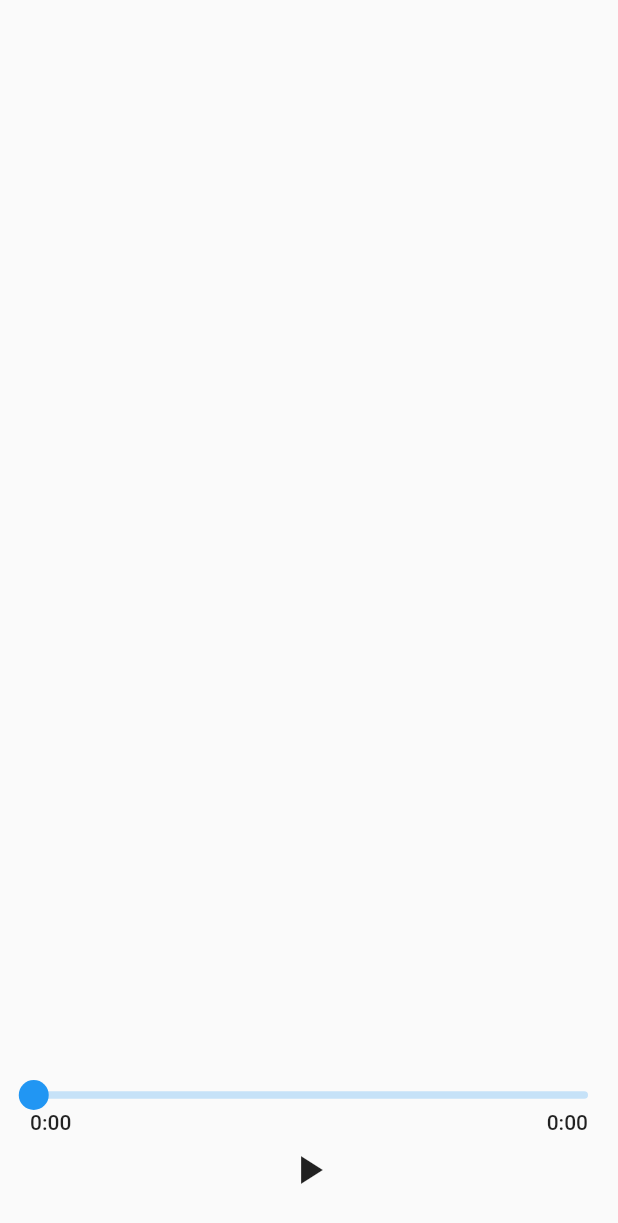
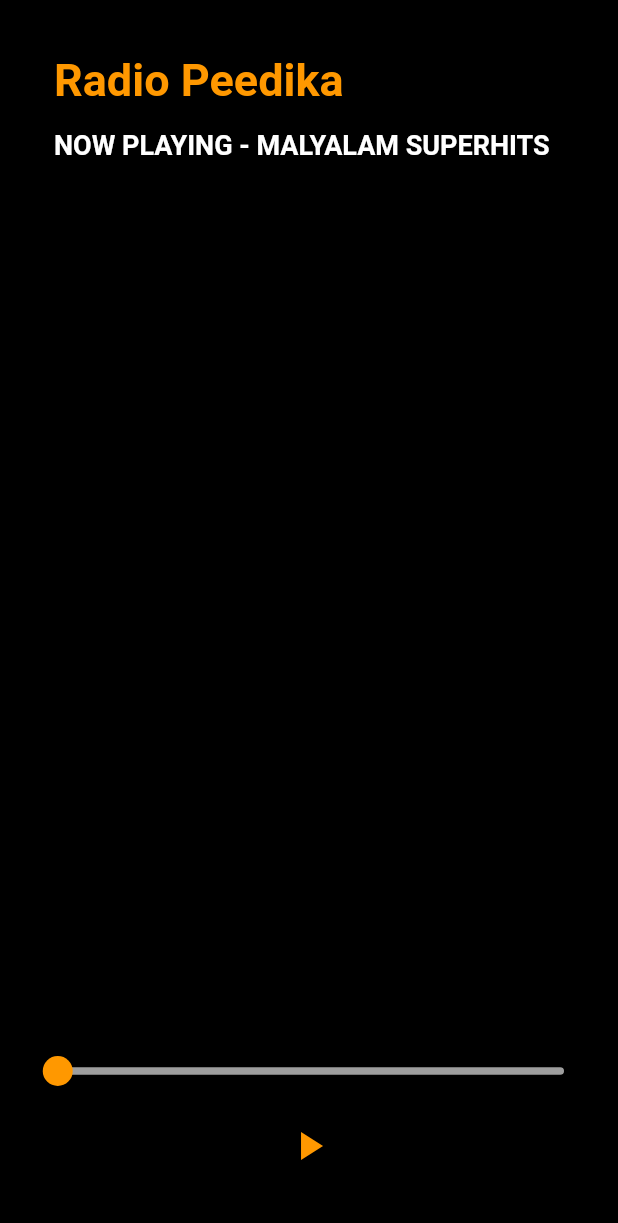
Before and after one commit to manukv/RadioPeedika, a Flutter app: the screen it shows after launch, after a tap on the "play arrow" icon, on a phone screen of 412 x 824 dp. Shown: the top 1223 px of the screen. Run offline on Flutter 3.47's test engine with Material 2 defaults, Android fonts, the phone set to English and light mode, and no system bars; drawn by our look-alikes of audio_video_progress_bar; our stand-ins replace just_audio.

Commit message:
demo done

```diff
--- /dev/null
+++ b/lib/home.dart
@@ -0,0 +1,113 @@
+import 'package:audio_video_progress_bar/audio_video_progress_bar.dart';
+import 'package:flutter/material.dart';
+import 'package:streaming_audio_flutter_demo/splash.dart';
+import 'page_manager.dart';
+
+class Home extends StatefulWidget {
+  @override
+  _HomeState createState() => _HomeState();
+}
+
+class _HomeState extends State<Home> {
+  late final PageManager _pageManager;
+
+  @override
+  void initState() {
+    super.initState();
+    _pageManager = PageManager();
+  }
+
+  @override
+  void dispose() {
+    _pageManager.dispose();
+    super.dispose();
+  }
+
+  @override
+  Widget build(BuildContext context) {
+    return MaterialApp(
+      home: Scaffold(
+        backgroundColor: Colors.black,
+        body: Padding(
+          padding: const EdgeInsets.all(20.0),
+          child: SafeArea(
+            minimum: EdgeInsets.all(16.0),
+            child: Column(
+              mainAxisAlignment: MainAxisAlignment.start,
+              children: [
+                Align(
+                  alignment: Alignment.topLeft,
+                  child: Text(
+                    "Radio Peedika",
+                    style: TextStyle(
+                        color: Colors.orange,
+                        fontSize: 30,
+                        fontWeight: FontWeight.bold),
+                  ),
+                ),
+                SizedBox(
+                  height: 15,
+                ),
+                Align(
+                  alignment: Alignment.topLeft,
+                  child: Text(
+                    "NOW PLAYING - MALYALAM SUPERHITS",
+                    style: TextStyle(
+                        color: Colors.white,
+                        fontSize: 18,
+                        fontWeight: FontWeight.bold),
+                  ),
+                ),
+                Spacer(),
+                ValueListenableBuilder<ProgressBarState>(
+                  valueListenable: _pageManager.progressNotifier,
+                  builder: (_, value, __) {
+                    return ProgressBar(
+                      baseBarColor: Colors.grey,
+                      progressBarColor: Colors.orange,
+                      thumbColor: Colors.orange,
+                      progress: value.current,
+                      buffered: value.buffered,
+                      total: value.total,
+                      onSeek: _pageManager.seek,
+                    );
+                  },
+                ),
+                ValueListenableBuilder<ButtonState>(
+                  valueListenable: _pageManager.buttonNotifier,
+                  builder: (_, value, __) {
+                    switch (value) {
+                      case ButtonState.loading:
+                        return Container(
+                          margin: EdgeInsets.all(8.0),
+                          width: 32.0,
+                          height: 32.0,
+                          child: CircularProgressIndicator(
+                            color: Colors.orange,
+                          ),
+                        );
+                      case ButtonState.paused:
+                        return IconButton(
+                          icon: Icon(Icons.play_arrow),
+                          color: Colors.orange,
+                          iconSize: 32.0,
+                          onPressed: _pageManager.play,
+                        );
+                      case ButtonState.playing:
+                        return IconButton(
+                          icon: Icon(Icons.pause),
+                          color: Colors.orange,
+                          iconSize: 32.0,
+                          onPressed: _pageManager.pause,
+                        );
+                    }
+                  },
+                ),
+              ],
+            ),
+          ),
+        ),
+      ),
+    );
+  }
+}
--- a/lib/main.dart
+++ b/lib/main.dart
@@ -1,79 +1,22 @@
 import 'package:audio_video_progress_bar/audio_video_progress_bar.dart';
 import 'package:flutter/material.dart';
+import 'package:streaming_audio_flutter_demo/splash.dart';
 import 'page_manager.dart';
 
 void main() => runApp(MyApp());
 
 class MyApp extends StatefulWidget {
   @override
-  _MyAppState createState() => _MyAppState();
+  State<StatefulWidget> createState() => _MyAppState();
 }
 
 class _MyAppState extends State<MyApp> {
-  late final PageManager _pageManager;
-
-  @override
-  void initState() {
-    super.initState();
-    _pageManager = PageManager();
-  }
-
-  @override
-  void dispose() {
-    _pageManager.dispose();
-    super.dispose();
-  }
-
   @override
   Widget build(BuildContext context) {
     return MaterialApp(
-      home: Scaffold(
-        body: Padding(
-          padding: const EdgeInsets.all(20.0),
-          child: Column(
-            children: [
-              Spacer(),
-              ValueListenableBuilder<ProgressBarState>(
-                valueListenable: _pageManager.progressNotifier,
-                builder: (_, value, __) {
-                  return ProgressBar(
-                    progress: value.current,
-                    buffered: value.buffered,
-                    total: value.total,
-                    onSeek: _pageManager.seek,
-                  );
-                },
-              ),
-              ValueListenableBuilder<ButtonState>(
-                valueListenable: _pageManager.buttonNotifier,
-                builder: (_, value, __) {
-                  switch (value) {
-                    case ButtonState.loading:
-                      return Container(
-                        margin: EdgeInsets.all(8.0),
-                        width: 32.0,
-                        height: 32.0,
-                        child: CircularProgressIndicator(),
-                      );
-                    case ButtonState.paused:
-                      return IconButton(
-                        icon: Icon(Icons.play_arrow),
-                        iconSize: 32.0,
-                        onPressed: _pageManager.play,
-                      );
-                    case ButtonState.playing:
-                      return IconButton(
-                        icon: Icon(Icons.pause),
-                        iconSize: 32.0,
-                        onPressed: _pageManager.pause,
-                      );
-                  }
-                },
-              ),
-            ],
-          ),
-        ),
-      ),
-    );
+        theme: ThemeData(
+            visualDensity: VisualDensity.adaptivePlatformDensity,
+            primarySwatch: Colors.blue),
+        home: Splash());
   }
 }
--- /dev/null
+++ b/lib/splash.dart
@@ -0,0 +1,45 @@
+import 'package:flutter/material.dart';
+import 'package:streaming_audio_flutter_demo/main.dart';
+import 'package:streaming_audio_flutter_demo/home.dart';
+
+class Splash extends StatefulWidget {
+  static final valueKey = ValueKey('Splash');
+
+  @override
+  State<StatefulWidget> createState() => _SplashState();
+}
+
+class _SplashState extends State<Splash> {
+  void initState() {
+    super.initState();
+
+    new Future.delayed(
+        const Duration(seconds: 3),
+        () => {
+              Navigator.pushAndRemoveUntil(
+                  context,
+                  MaterialPageRoute(builder: (context) => Home()),
+                  ModalRoute.withName("/Video"))
+            });
+  }
+
+  @override
+  Widget build(BuildContext context) {
+    return Scaffold(
+      backgroundColor: Colors.black,
+      body: UI(),
+    );
+  }
+}
+
+Widget UI() {
+  return Container(
+    child: Center(
+      child: Text(
+        "Radio Peedika",
+        style: TextStyle(
+            color: Colors.orange, fontSize: 40, fontWeight: FontWeight.bold),
+      ),
+    ),
+  );
+}
--- a/pubspec.yaml
+++ b/pubspec.yaml
@@ -1,5 +1,5 @@
 name: streaming_audio_flutter_demo
-description: A demo app for showing how to stream audio with Just Audio
+description: Online streaming radio
 publish_to: 'none' # Remove this line if you wish to publish to pub.dev
 
 version: 1.0.0+1
```
Also changed, not shown: 3 other files.
